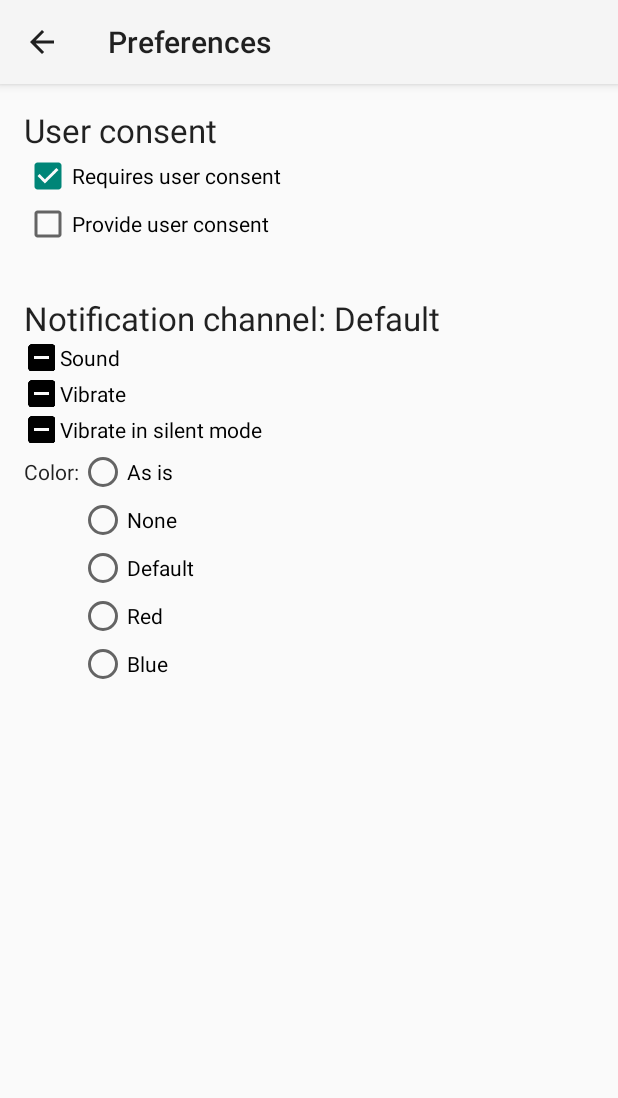
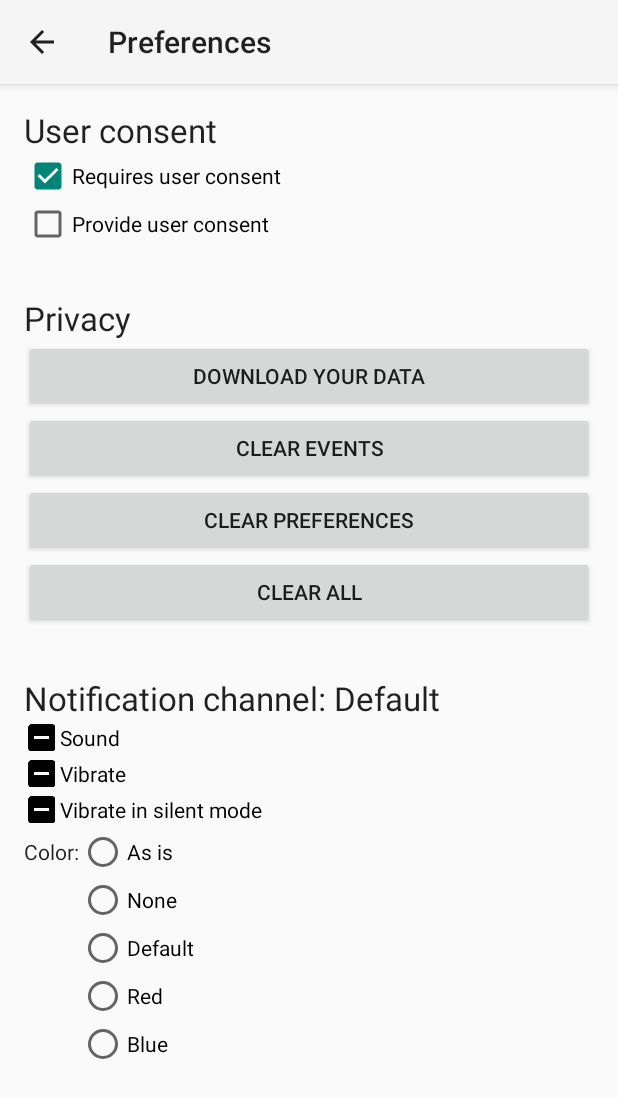
Before and after one commit to wonderpush/wonderpush-android-demo, an Android app: the PreferencesActivity screen opened directly, with no data from a screen before it, on a phone screen of 412 x 824 dp. Shown: the top 1098 px of the screen. Run offline under Robolectric (Android 15) with nearby library versions, the phone set to English and light mode, and no system bars; libraries missing offline, so code that uses them is left out: com.wonderpush.sdk; 6 statements that could not run were skipped.

Commit message:
Add privacy buttons

```diff
--- a/app/src/main/java/com/wonderpush/demo/PreferencesActivity.java
+++ b/app/src/main/java/com/wonderpush/demo/PreferencesActivity.java
@@ -1,9 +1,11 @@
 package com.wonderpush.demo;
 
 import android.graphics.Color;
+import android.os.AsyncTask;
 import android.support.annotation.IdRes;
 import android.support.v7.app.AppCompatActivity;
 import android.os.Bundle;
+import android.view.View;
 import android.widget.CheckBox;
 import android.widget.CompoundButton;
 import android.widget.RadioButton;
@@ -53,6 +55,41 @@ public class PreferencesActivity extends AppCompatActivity {
             @Override
             public void onCheckedChanged(CompoundButton buttonView, boolean isChecked) {
                 WonderPush.setUserConsent(isChecked);
+            }
+        });
+
+        //
+        // Privacy
+        //
+
+        findViewById(R.id.btnDownload).setOnClickListener(new View.OnClickListener() {
+            @Override
+            public void onClick(View v) {
+                new AsyncTask<Boolean, Boolean, Boolean>() {
+                    @Override
+                    protected Boolean doInBackground(Boolean... voids) {
+                        WonderPush.shareExport();
+                        return Boolean.TRUE;
+                    }
+                }.execute();
+            }
+        });
+        findViewById(R.id.btnClearEvents).setOnClickListener(new View.OnClickListener() {
+            @Override
+            public void onClick(View v) {
+                WonderPush.clearInstallationEvents();
+            }
+        });
+        findViewById(R.id.btnClearPreferences).setOnClickListener(new View.OnClickListener() {
+            @Override
+            public void onClick(View v) {
+                WonderPush.clearInstallationData();
+            }
+        });
+        findViewById(R.id.btnClearAll).setOnClickListener(new View.OnClickListener() {
+            @Override
+            public void onClick(View v) {
+                WonderPush.clearAll();
             }
         });
 
--- a/app/src/main/res/layout/activity_preferences.xml
+++ b/app/src/main/res/layout/activity_preferences.xml
@@ -37,6 +37,49 @@
                 android:layout_height="wrap_content"
                 android:layout_below="@id/chkRequiresUserConsent"
                 android:text="Provide user consent" />
+
+        </RelativeLayout>
+
+        <RelativeLayout
+            android:layout_width="match_parent"
+            android:layout_height="wrap_content"
+            android:layout_marginVertical="@dimen/activity_vertical_margin"
+            android:layout_marginHorizontal="@dimen/activity_horizontal_margin">
+
+            <TextView
+                android:id="@+id/lblPrivacy"
+                android:layout_width="match_parent"
+                android:layout_height="wrap_content"
+                android:text="Privacy"
+                android:textAppearance="@android:style/TextAppearance.Large" />
+
+            <Button
+                android:id="@+id/btnDownload"
+                android:layout_width="match_parent"
+                android:layout_height="wrap_content"
+                android:layout_below="@id/lblPrivacy"
+                android:text="Download your data" />
+
+            <Button
+                android:id="@+id/btnClearEvents"
+                android:layout_width="match_parent"
+                android:layout_height="wrap_content"
+                android:layout_below="@id/btnDownload"
+                android:text="Clear events" />
+
+            <Button
+                android:id="@+id/btnClearPreferences"
+                android:layout_width="match_parent"
+                android:layout_height="wrap_content"
+                android:layout_below="@id/btnClearEvents"
+                android:text="Clear preferences" />
+
+            <Button
+                android:id="@+id/btnClearAll"
+                android:layout_width="match_parent"
+                android:layout_height="wrap_content"
+                android:layout_below="@id/btnClearPreferences"
+                android:text="Clear all" />
 
         </RelativeLayout>
 
```
